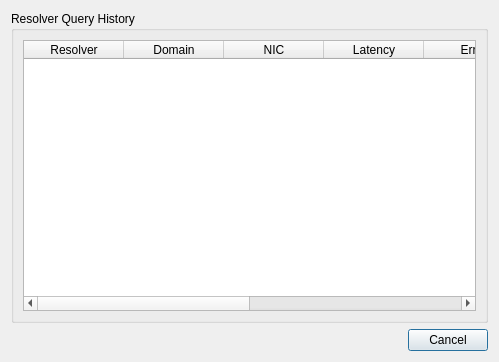
This is trunk/client/queries.ui in 8bitgeek/OpenNIC-Wizard as Qt 5 draws it before an edit. The edited form follows.
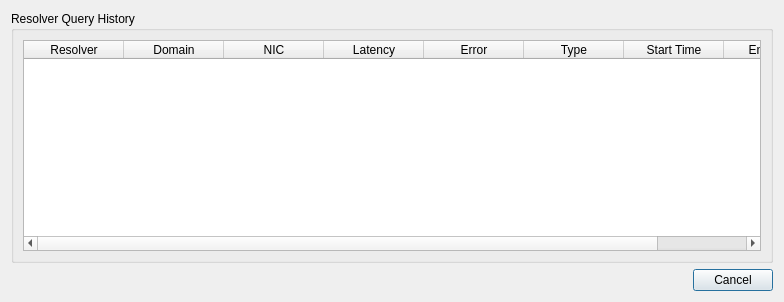
This is the edited form.

What changed in the file:
```diff
--- a/trunk/client/queries.ui
+++ b/trunk/client/queries.ui
@@ -6,8 +6,8 @@
    <rect>
     <x>0</x>
     <y>0</y>
-    <width>499</width>
-    <height>362</height>
+    <width>784</width>
+    <height>302</height>
    </rect>
   </property>
   <property name="windowTitle">
```
